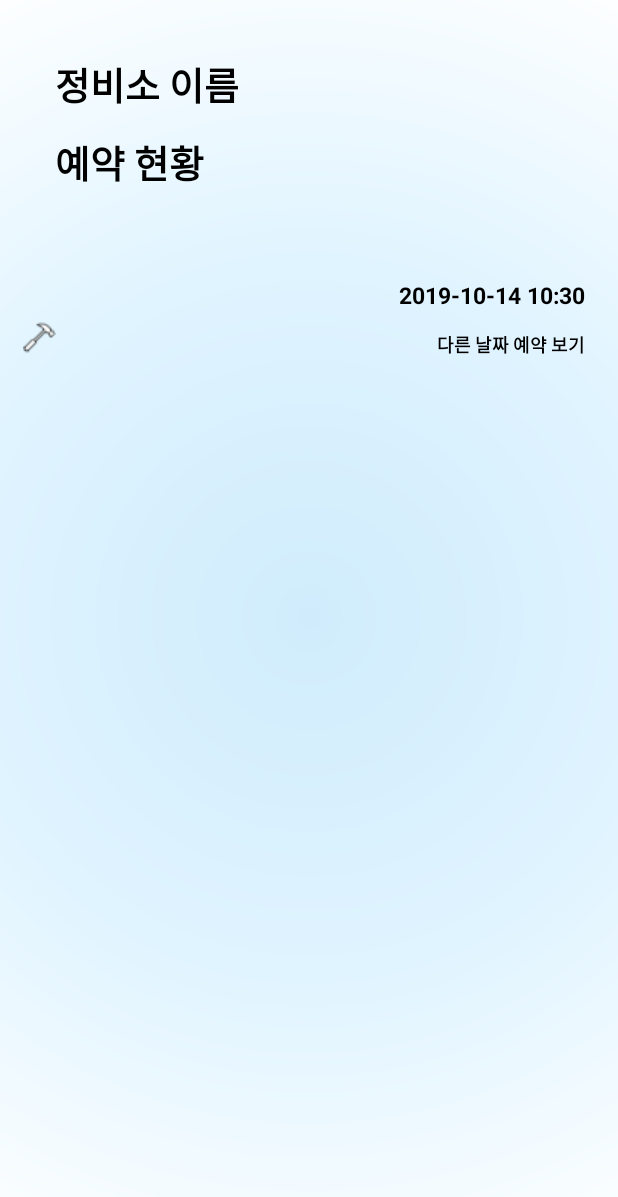
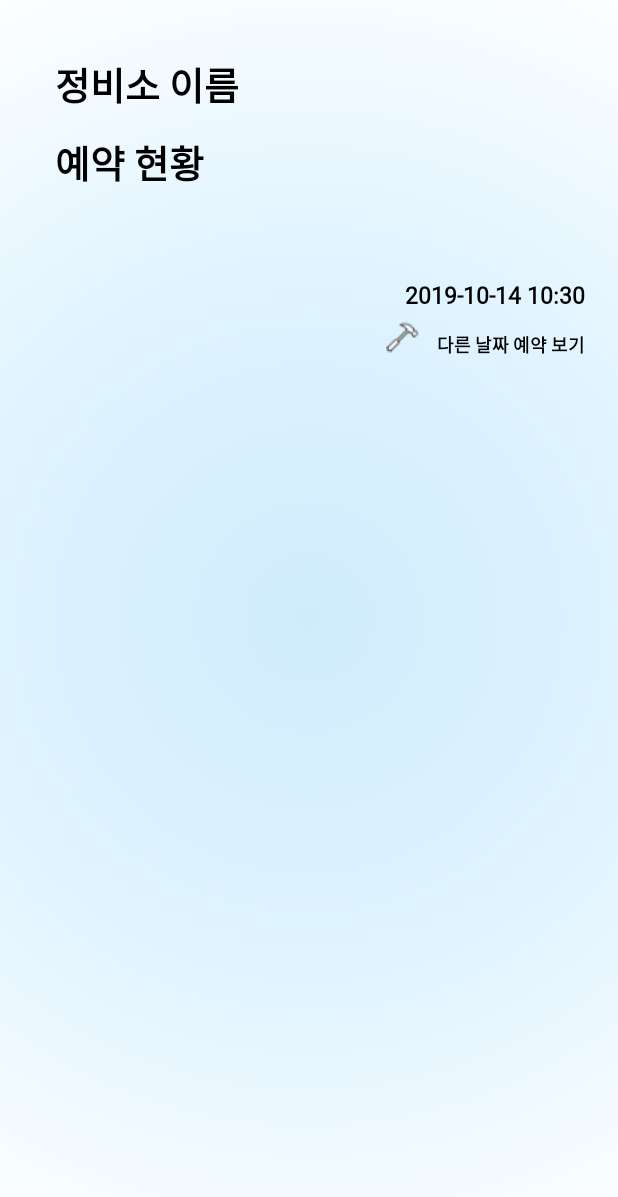
Before and after one commit to Sunaaaa/ChavisBodyShopApplication, an Android app: the screen it shows after launch (ReservationStatusActivity), on a phone screen of 412 x 824 dp. Shown: the top 1197 px of the screen. Run offline under Robolectric (Android 15) with nearby library versions, the phone set to English and light mode, and no system bars; pictures from the network do not load; 4 statements that could not run were skipped.

Commit message:
add listtext.ttf (글꼴 추가)

```diff
--- a/app/src/main/res/layout/activity_reservation_status.xml
+++ b/app/src/main/res/layout/activity_reservation_status.xml
@@ -14,6 +14,7 @@
         android:layout_height="wrap_content">
 
         <TextView
+            android:fontFamily="@font/listtext"
             android:padding="10px"
             android:id="@+id/shop_name"
             android:text="정비소 이름"
@@ -24,6 +25,7 @@
             android:layout_height="wrap_content"/>
 
         <TextView
+            android:fontFamily="@font/listtext"
             android:padding="10px"
             android:text="예약 현황"
             android:textStyle="bold"
@@ -40,17 +42,24 @@
         android:layout_width="match_parent"
         android:layout_height="wrap_content">
 
+        <LinearLayout
+            android:orientation="vertical"
+            android:layout_width="match_parent"
+            android:layout_height="wrap_content">
+
             <TextView
                 android:gravity="right"
                 android:padding="10px"
                 android:id="@+id/today"
                 android:text="오늘 날짜"
+                android:fontFamily="@font/listtext"
                 android:textColor="@android:color/black"
                 android:textStyle="bold"
                 android:textSize="15dp"
                 android:layout_width="match_parent"
                 android:layout_height="wrap_content"/>
 
+        </LinearLayout>
         <LinearLayout
             android:layout_gravity="right"
             android:gravity="right"
@@ -59,8 +68,8 @@
             android:layout_height="wrap_content">
 
             <ImageView
-                android:gravity="right"
                 android:src="@drawable/hammer"
+                android:layout_marginRight="5dp"
                 android:layout_width="wrap_content"
                 android:layout_height="wrap_content"/>
 
@@ -68,10 +77,11 @@
                 android:gravity="right"
                 android:padding="10px"
                 android:text="다른 날짜 예약 보기"
+                android:fontFamily="@font/listtext"
                 android:textColor="@android:color/black"
                 android:textStyle="bold"
                 android:textSize="12dp"
-                android:layout_width="match_parent"
+                android:layout_width="wrap_content"
                 android:layout_height="wrap_content"/>
 
         </LinearLayout>
```
Also changed, not shown: app/src/main/java/com/example/myapplication/CarKeyActivity.java (+9 -0 lines), app/src/main/java/com/example/myapplication/ReservationStatusActivity.java (+0 -7 lines), app/src/main/res/layout/reservation_list.xml (+7 -2 lines), 1 other file. Lines whose indentation alone changed are shown as unchanged.
